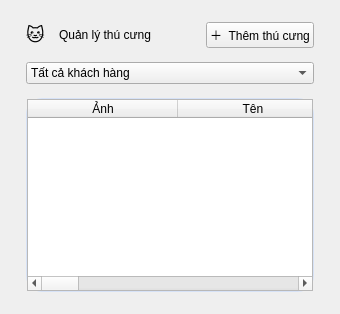
The window that ui/pets.ui (thaieaut-engineer/LTUD_Python_Nhom_18) describes before a commit, drawn with Qt 5.
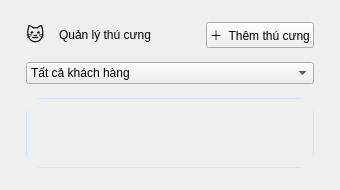
The same window after the commit.

Commit message: Sửa giao diện thú cưng

What changed in the file:
```diff
--- a/ui/pets.ui
+++ b/ui/pets.ui
@@ -103,48 +103,35 @@
        <number>0</number>
       </property>
       <item>
-       <widget class="QTableWidget" name="petsTable">
-        <property name="columnCount">
-         <number>7</number>
+       <widget class="QScrollArea" name="petsScrollArea">
+        <property name="frameShape">
+         <enum>QFrame::Shape::NoFrame</enum>
         </property>
-        <attribute name="horizontalHeaderDefaultSectionSize">
-         <number>150</number>
-        </attribute>
-        <column>
-         <property name="text">
-          <string>Ảnh</string>
-         </property>
-        </column>
-        <column>
-         <property name="text">
-          <string>Tên</string>
-         </property>
-        </column>
-        <column>
-         <property name="text">
-          <string>Loài</string>
-         </property>
-        </column>
-        <column>
-         <property name="text">
-          <string>Giống</string>
-         </property>
-        </column>
-        <column>
-         <property name="text">
-          <string>Tuổi</string>
-         </property>
-        </column>
-        <column>
-         <property name="text">
-          <string>Chủ</string>
-         </property>
-        </column>
-        <column>
-         <property name="text">
-          <string>Thao tác</string>
-         </property>
-        </column>
+        <property name="widgetResizable">
+         <bool>true</bool>
+        </property>
+        <widget class="QWidget" name="petsGridContainer">
+         <layout class="QGridLayout" name="petsGridLayout">
+          <property name="leftMargin">
+           <number>12</number>
+          </property>
+          <property name="topMargin">
+           <number>12</number>
+          </property>
+          <property name="rightMargin">
+           <number>12</number>
+          </property>
+          <property name="bottomMargin">
+           <number>12</number>
+          </property>
+          <property name="horizontalSpacing">
+           <number>12</number>
+          </property>
+          <property name="verticalSpacing">
+           <number>12</number>
+          </property>
+         </layout>
+        </widget>
        </widget>
       </item>
      </layout>
```
The commit also changes 2 other files.
